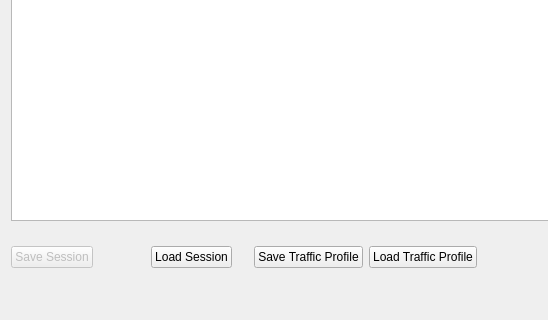
Before: the Qt Designer form trafficwindow.ui in MonteDarkfloyd/RUGE, drawn with Qt 5; both pictures show x 0 to 548 and y 303 to 623 of the 1083 by 623 pixel window.
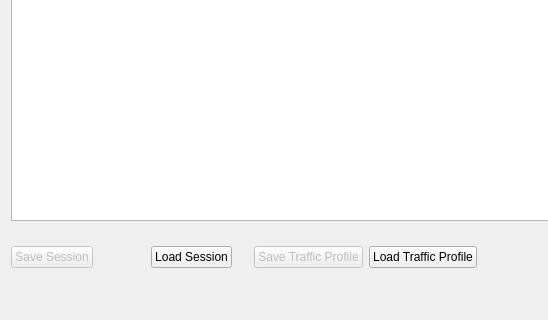
After: the same form once the commit is applied.

Patch:
```diff
--- a/trafficwindow.ui
+++ b/trafficwindow.ui
@@ -107,6 +107,9 @@
     </item>
     <item row="4" column="2">
      <widget class="QPushButton" name="saveTButton">
+      <property name="enabled">
+       <bool>false</bool>
+      </property>
       <property name="sizePolicy">
        <sizepolicy hsizetype="Maximum" vsizetype="Fixed">
         <horstretch>0</horstretch>
```
